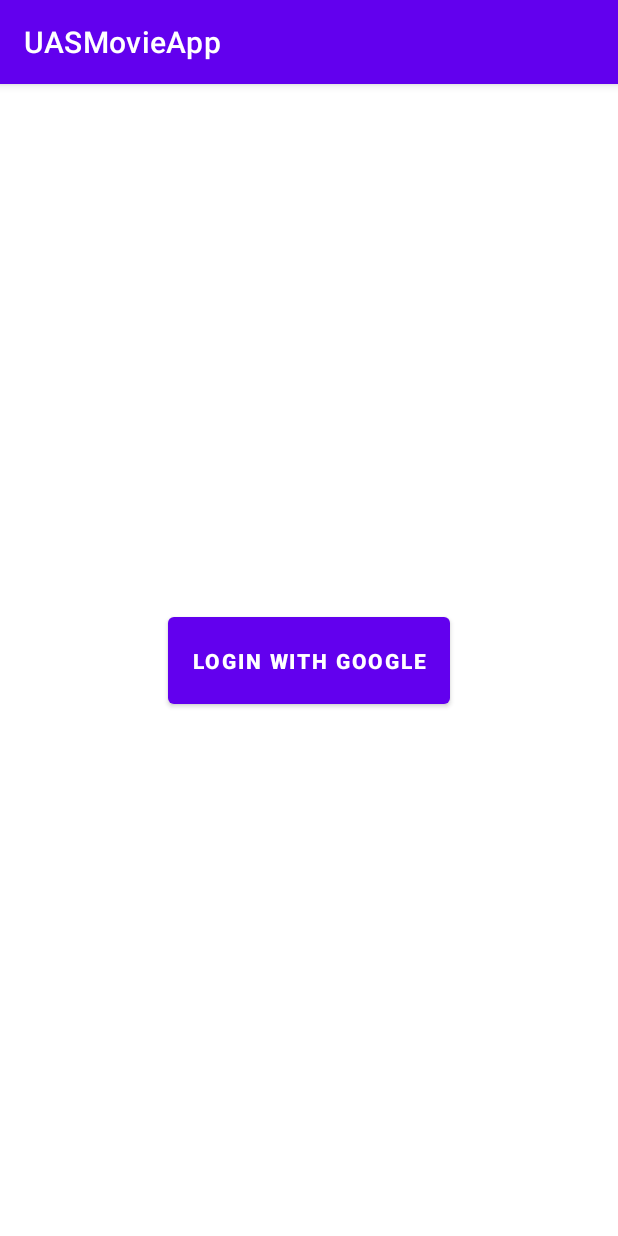
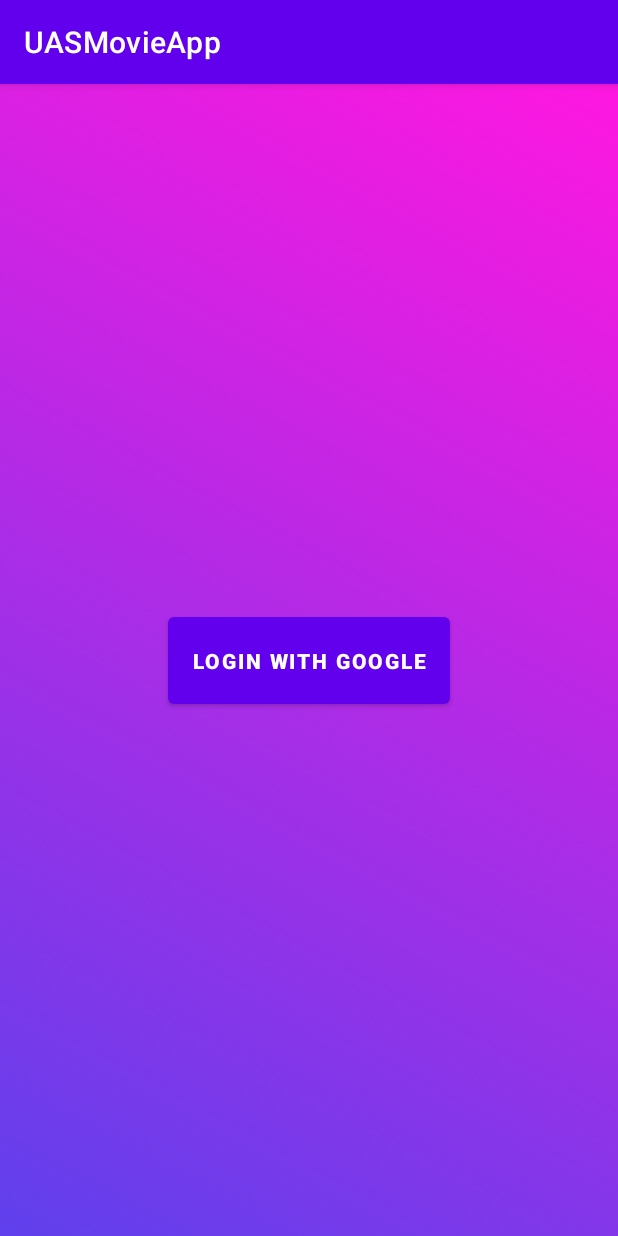
Before and after one commit to kevinpramudya/UASMovieApp, an Android app: the screen it shows after launch (AuthGoogleActivity), on a phone screen of 412 x 824 dp. Run offline under Robolectric (Android 15) with nearby library versions, the phone set to English and light mode, and no system bars; our stand-ins replace Firebase (no records; nobody signed in at launch, a user with empty details on screens opened directly).

Commit message:
Final 2
Finished

```diff
--- a/MovieApp/app/src/main/java/com/kevin/uasmovieapp/AuthGoogleActivity.kt
+++ b/MovieApp/app/src/main/java/com/kevin/uasmovieapp/AuthGoogleActivity.kt
@@ -2,6 +2,7 @@ package com.kevin.uasmovieapp
 
 import android.app.Activity
 import android.content.Intent
+import android.graphics.drawable.AnimationDrawable
 import androidx.appcompat.app.AppCompatActivity
 import android.os.Bundle
 import android.widget.Toast
@@ -14,6 +15,7 @@ import com.google.android.gms.tasks.Task
 import com.google.firebase.auth.FirebaseAuth
 import com.google.firebase.auth.GoogleAuthProvider
 import com.kevin.uasmovieapp.databinding.ActivityAuthGoogleBinding
+import kotlinx.android.synthetic.main.activity_auth_google.*
 
 class AuthGoogleActivity : AppCompatActivity() {
     private lateinit var auth : FirebaseAuth
@@ -35,6 +37,14 @@ class AuthGoogleActivity : AppCompatActivity() {
         googleSignInClient = GoogleSignIn.getClient(this, gso)
         binding.btnLoginGoogle.setOnClickListener {
             loginWithGoogle()
+        }
+
+        //animation
+        val animationDrawable = constraintLayout.background as AnimationDrawable
+        animationDrawable.apply {
+            setEnterFadeDuration(1000)
+            setExitFadeDuration(2000)
+            start()
         }
     }
 
--- /dev/null
+++ b/MovieApp/app/src/main/res/drawable/gradient_list.xml
@@ -0,0 +1,12 @@
+<?xml version="1.0" encoding="utf-8"?>
+<animation-list xmlns:android="http://schemas.android.com/apk/res/android">
+
+    <item android:duration="2000"
+        android:drawable="@drawable/gradient_one">
+
+    </item>
+    <item android:duration="2000"
+        android:drawable="@drawable/gradient_two">
+
+    </item>
+</animation-list>
--- /dev/null
+++ b/MovieApp/app/src/main/res/drawable/gradient_one.xml
@@ -0,0 +1,10 @@
+<?xml version="1.0" encoding="utf-8"?>
+<shape xmlns:android="http://schemas.android.com/apk/res/android">
+    <gradient
+        android:angle="45"
+        android:startColor="#DF0F0F"
+        android:endColor="#17DAC1"
+        >
+
+    </gradient>
+</shape>
--- /dev/null
+++ b/MovieApp/app/src/main/res/drawable/gradient_two.xml
@@ -0,0 +1,10 @@
+<?xml version="1.0" encoding="utf-8"?>
+<shape xmlns:android="http://schemas.android.com/apk/res/android">
+    <gradient
+        android:angle="45"
+        android:startColor="#5F40EC"
+        android:endColor="#FF17E0"
+        >
+
+    </gradient>
+</shape>
--- a/MovieApp/app/src/main/res/layout/activity_auth_google.xml
+++ b/MovieApp/app/src/main/res/layout/activity_auth_google.xml
@@ -4,6 +4,8 @@
     xmlns:tools="http://schemas.android.com/tools"
     android:layout_width="match_parent"
     android:layout_height="match_parent"
+    android:background="@drawable/gradient_list"
+    android:id="@+id/constraintLayout"
     tools:context=".AuthGoogleActivity">
 
     <Button
```
Also changed, not shown: 2 other files.
